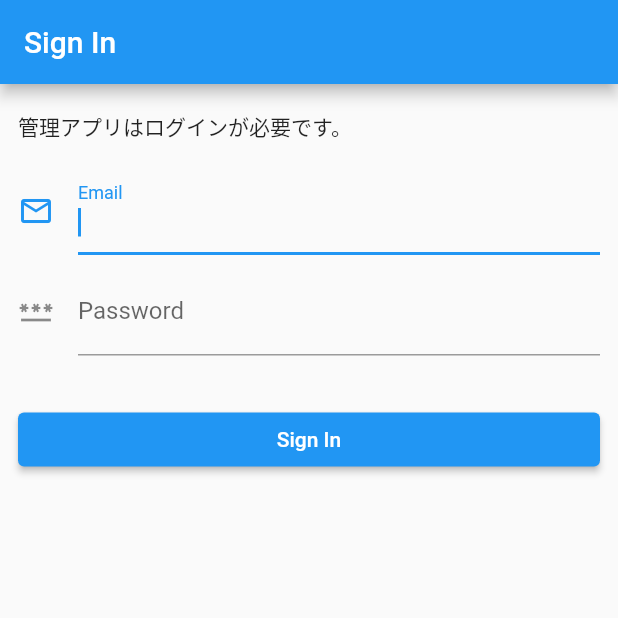
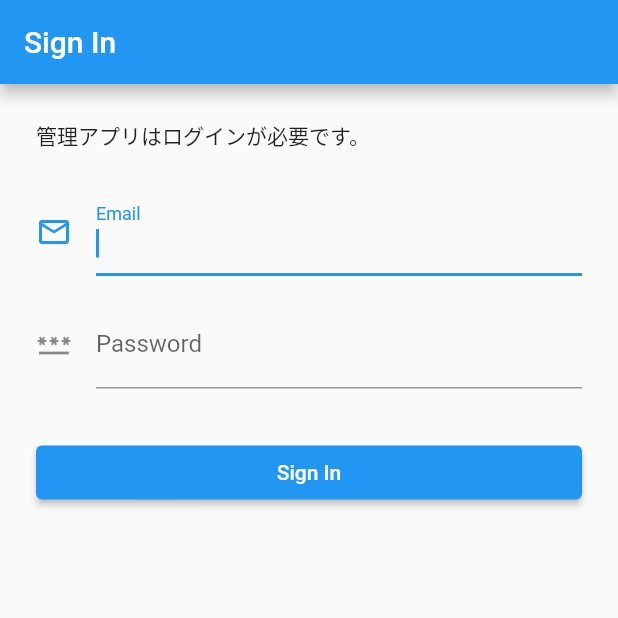
Before and after one commit to nitoclub/nito-flutter-app, a Flutter app: the screen it shows after launch, on a phone screen of 412 x 824 dp, the top half of it. Run offline on Flutter 3.47's test engine with Material 2 defaults, Android fonts, the phone set to English and light mode, and no system bars; our stand-ins replace flutter_dotenv, freezed_annotation, go_router, hooks_riverpod, plugin_platform_interface, supabase_flutter; accounts and stored records are empty.

Commit message:
:art: NitoGap クラスを追加
スペース確保のための NitoGap ウィジェットを追加しました。

```diff
--- a/app/core/styleguide/lib/nito_styleguide.dart
+++ b/app/core/styleguide/lib/nito_styleguide.dart
@@ -1,7 +1,8 @@
 /// Component
 export 'src/component/nito_app_bar.dart';
+export 'src/component/nito_gap.dart';
+export 'src/component/nito_scaffold.dart';
 export 'src/component/nito_text_form_field.dart';
-export 'src/component/nito_scaffold.dart';
 
 /// Icon
 export 'src/icon/nito_icons.dart';
--- /dev/null
+++ b/app/core/styleguide/lib/src/component/nito_gap.dart
@@ -0,0 +1,33 @@
+import 'package:flutter/widgets.dart';
+import 'package:nito_styleguide/nito_styleguide.dart';
+
+/// スペース確保のためのウィジェット
+class NitoGap extends SizedBox {
+  const NitoGap.widthX025({super.key}) : super(width: Space.x025);
+
+  const NitoGap.widthX05({super.key}) : super(width: Space.x05);
+
+  const NitoGap.widthX1({super.key}) : super(width: Space.x1);
+
+  const NitoGap.widthX2({super.key}) : super(width: Space.x2);
+
+  const NitoGap.widthX3({super.key}) : super(width: Space.x3);
+
+  const NitoGap.widthX4({super.key}) : super(width: Space.x4);
+
+  const NitoGap.widthX5({super.key}) : super(width: Space.x5);
+
+  const NitoGap.heightX025({super.key}) : super(height: Space.x025);
+
+  const NitoGap.heightX05({super.key}) : super(height: Space.x05);
+
+  const NitoGap.heightX1({super.key}) : super(height: Space.x1);
+
+  const NitoGap.heightX2({super.key}) : super(height: Space.x2);
+
+  const NitoGap.heightX3({super.key}) : super(height: Space.x3);
+
+  const NitoGap.heightX4({super.key}) : super(height: Space.x4);
+
+  const NitoGap.heightX5({super.key}) : super(height: Space.x5);
+}
--- a/app/feature/auth/lib/src/login/login_page.dart
+++ b/app/feature/auth/lib/src/login/login_page.dart
@@ -14,10 +14,10 @@ class LoginPage extends HookConsumerWidget {
     return Scaffold(
       appBar: AppBar(title: const Text('Sign In')),
       body: ListView(
-        padding: const EdgeInsets.symmetric(vertical: 18, horizontal: 12),
+        padding: const EdgeInsets.all(Space.x3),
         children: [
           const Text('管理アプリはログインが必要です。'),
-          const SizedBox(height: 16),
+          const NitoGap.heightX3(),
           TextFormField(
             controller: controller.emailController,
             decoration: const InputDecoration(
@@ -28,7 +28,7 @@ class LoginPage extends HookConsumerWidget {
             autofocus: true,
             textInputAction: TextInputAction.next,
           ),
-          const SizedBox(height: 8),
+          const NitoGap.heightX2(),
           TextFormField(
             controller: controller.passwordController,
             decoration: const InputDecoration(
@@ -42,7 +42,7 @@ class LoginPage extends HookConsumerWidget {
               state.isLoading ? null : await controller.login();
             },
           ),
-          const SizedBox(height: 32),
+          const NitoGap.heightX4(),
           ElevatedButton(
             onPressed: () async {
               state.isLoading ? null : controller.login();
```
